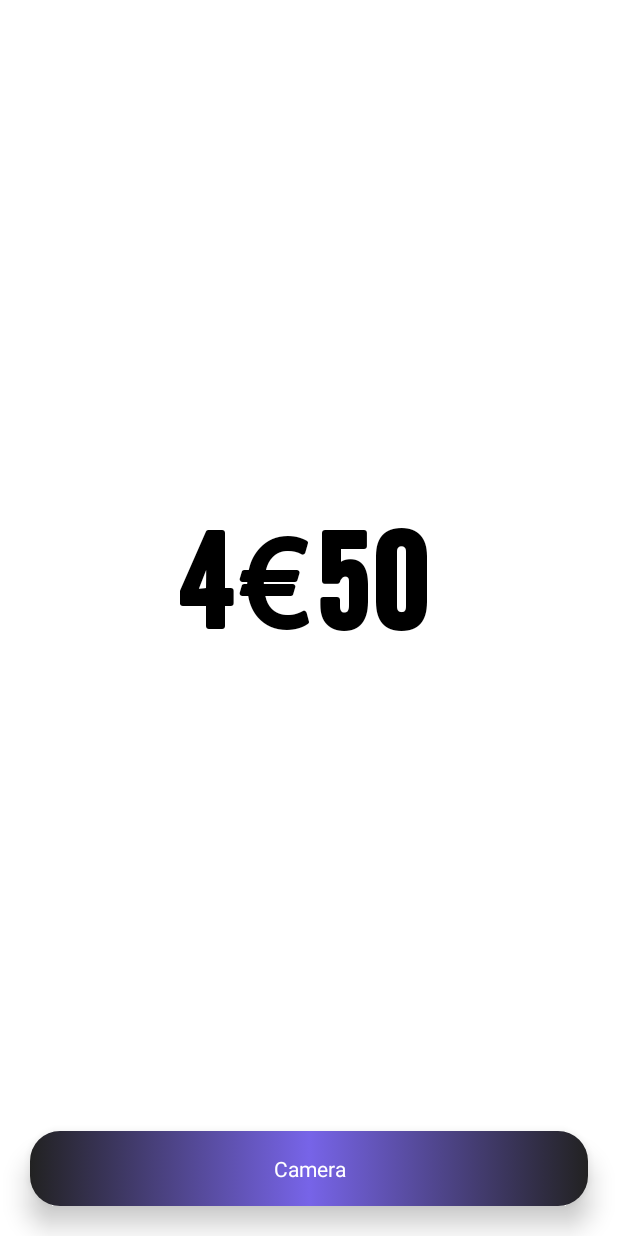
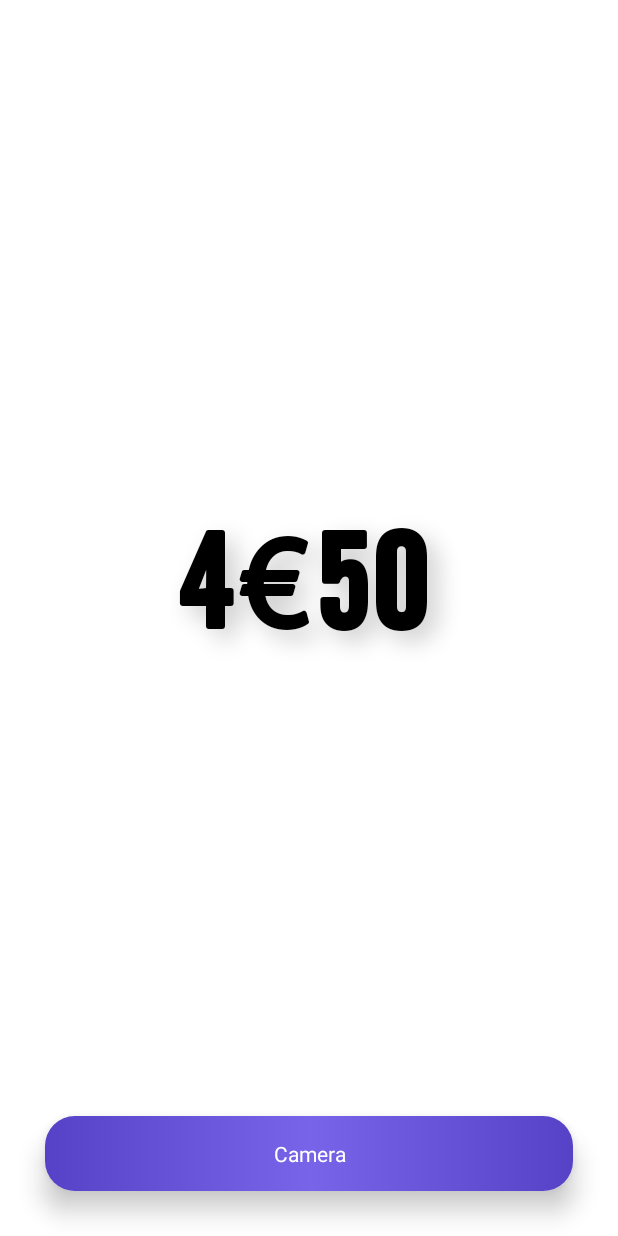
Before and after one commit to looping-boy/PrimoFood, an Android app: the layout fragment_first.xml on its own in the app's theme, with its tools: preview values and no code run, on a phone screen of 412 x 824 dp. Run offline under Robolectric (Android 15) with nearby library versions, the phone set to English and light mode, and no system bars.

Commit message:
fix: changed the ui

```diff
--- a/app/src/main/res/drawable/rounded_corner.xml
+++ b/app/src/main/res/drawable/rounded_corner.xml
@@ -1,5 +1,5 @@
 <?xml version="1.0" encoding="utf-8"?>
 <shape xmlns:android="http://schemas.android.com/apk/res/android" android:shape="rectangle">
     <corners android:radius="20dp" />
-    <gradient android:startColor="#222222" android:centerColor="#7764E8" android:endColor="#222222"/>
+    <gradient android:startColor="#5542C6" android:centerColor="#7764E8" android:endColor="#5542C6"/>
 </shape>
--- a/app/src/main/res/layout/activity_main.xml
+++ b/app/src/main/res/layout/activity_main.xml
@@ -9,6 +9,7 @@
     <com.google.android.material.appbar.AppBarLayout
         android:layout_width="match_parent"
         android:layout_height="wrap_content"
+        android:elevation="40dp"
         android:theme="@style/Theme.PrimofoodProto.AppBarOverlay">
 
         <androidx.appcompat.widget.Toolbar
--- a/app/src/main/res/layout/fragment_first.xml
+++ b/app/src/main/res/layout/fragment_first.xml
@@ -16,8 +16,11 @@
             android:layout_width="match_parent"
             android:layout_height="wrap_content"
             app:cardCornerRadius="16dp"
-            android:layout_margin="20dp"
-            android:elevation="40dp">
+            android:layout_margin="30dp"
+            android:layout_gravity="center"
+            app:cardBackgroundColor="@android:color/transparent"
+            app:cardElevation="16dp"
+            >
 
             <androidx.appcompat.widget.AppCompatImageView
                 android:id="@+id/picturePreview"
@@ -33,7 +36,7 @@
             android:layout_width="match_parent"
             android:layout_height="wrap_content"
             app:cardCornerRadius="16dp"
-            android:layout_margin="20dp"
+            android:layout_margin="30dp"
 
             >
 
@@ -91,7 +94,13 @@
         android:layout_height="wrap_content"
         android:layout_gravity="center"
         android:fontFamily="@font/euro"
-        android:text="4€50"
+        tools:text="4€50"
+        android:padding="20dp"
+        android:elevation="10dp"
+        android:shadowColor="#33000000"
+        android:shadowDx="10"
+        android:shadowDy="10"
+        android:shadowRadius="20"
         android:textColor="@color/black"
         android:textSize="100sp" />
 
@@ -121,7 +130,7 @@
         android:elevation="10dp"
         android:shadowDx="10"
         android:padding="10dp"
-        android:layout_margin="20dp"
+        android:layout_margin="30dp"
         android:textColor="@color/white"
         android:text="Camera" />
 
--- a/app/src/main/res/values/themes.xml
+++ b/app/src/main/res/values/themes.xml
@@ -12,6 +12,7 @@
         <!-- Status bar color. -->
         <item name="android:statusBarColor" tools:targetApi="l">?attr/colorPrimaryVariant</item>
         <!-- Customize your theme here. -->
+        <item name="android:navigationBarColor">@color/white</item>
     </style>
 
     <style name="Theme.PrimofoodProto.NoActionBar">
```
Also changed, not shown: 30 other files.
